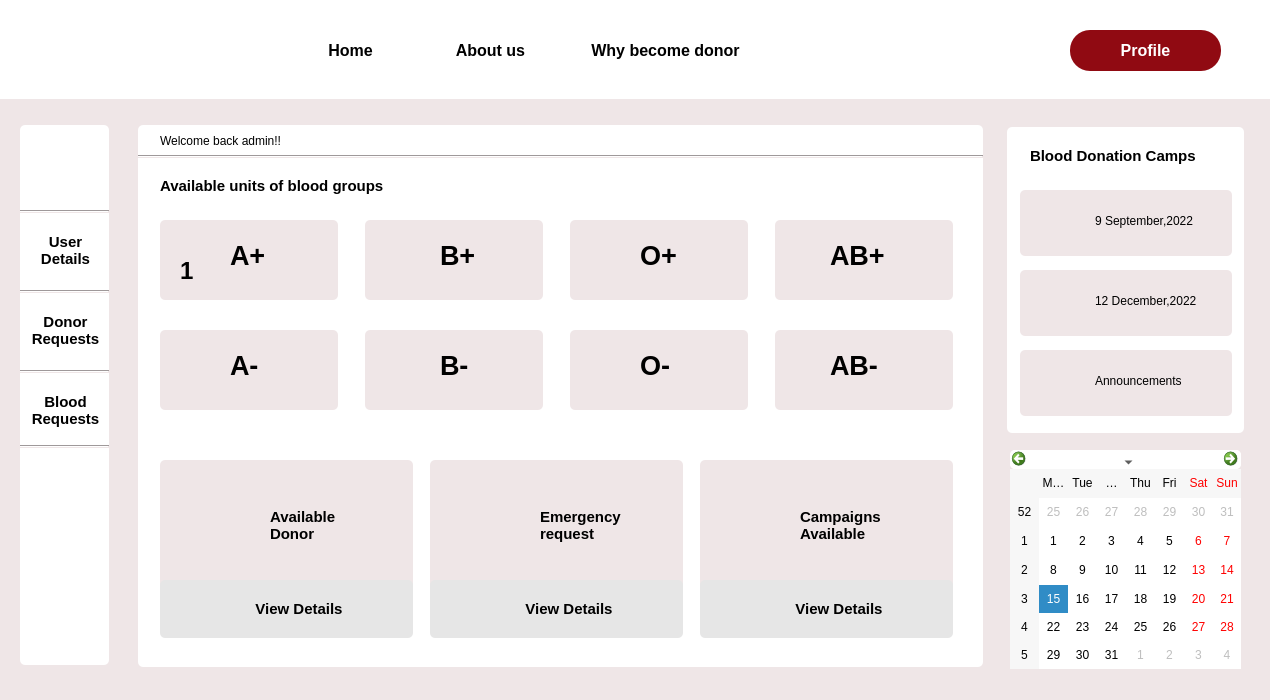
Qt form admin_dashboard.ui (Rista10/Final) before a commit.
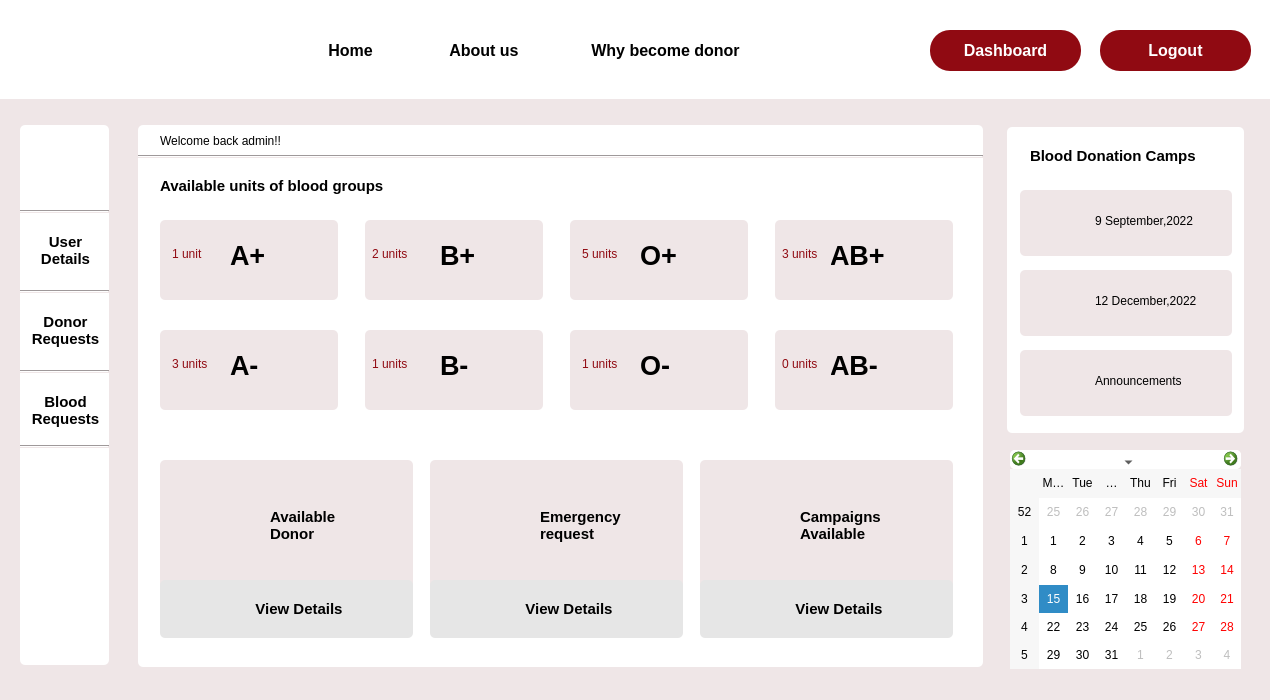
The same form after that commit. Icons and pictures are not drawn.

Patch:
```diff
--- a/admin_dashboard.ui
+++ b/admin_dashboard.ui
@@ -32,7 +32,7 @@
     </font>
    </property>
    <property name="cursor">
-    <cursorShape>PointingHandCursor</cursorShape>
+    <cursorShape>ArrowCursor</cursorShape>
    </property>
    <property name="styleSheet">
     <string notr="true"/>
@@ -51,7 +51,7 @@
     </rect>
    </property>
    <property name="cursor">
-    <cursorShape>PointingHandCursor</cursorShape>
+    <cursorShape>ArrowCursor</cursorShape>
    </property>
    <property name="styleSheet">
     <string notr="true">border-color: rgb(0, 0, 0);
@@ -71,7 +71,7 @@
     </rect>
    </property>
    <property name="cursor">
-    <cursorShape>PointingHandCursor</cursorShape>
+    <cursorShape>ArrowCursor</cursorShape>
    </property>
    <property name="styleSheet">
     <string notr="true">background-image: url(:/img/Images/blood_drop.png);</string>
@@ -90,7 +90,7 @@
     </rect>
    </property>
    <property name="cursor">
-    <cursorShape>PointingHandCursor</cursorShape>
+    <cursorShape>ArrowCursor</cursorShape>
    </property>
    <property name="styleSheet">
     <string notr="true">background-image: url(:/img/Images/blood_drop.png);</string>
@@ -115,7 +115,7 @@
     </font>
    </property>
    <property name="cursor">
-    <cursorShape>PointingHandCursor</cursorShape>
+    <cursorShape>ArrowCursor</cursorShape>
    </property>
    <property name="styleSheet">
     <string notr="true"/>
@@ -163,7 +163,7 @@
     </rect>
    </property>
    <property name="cursor">
-    <cursorShape>PointingHandCursor</cursorShape>
+    <cursorShape>ArrowCursor</cursorShape>
    </property>
    <property name="styleSheet">
     <string notr="true">border-color: rgb(0, 0, 0);
@@ -189,7 +189,7 @@
     </font>
    </property>
    <property name="cursor">
-    <cursorShape>PointingHandCursor</cursorShape>
+    <cursorShape>ArrowCursor</cursorShape>
    </property>
    <property name="styleSheet">
     <string notr="true"/>
@@ -250,7 +250,7 @@
     </rect>
    </property>
    <property name="cursor">
-    <cursorShape>PointingHandCursor</cursorShape>
+    <cursorShape>ArrowCursor</cursorShape>
    </property>
    <property name="styleSheet">
     <string notr="true">border-color: rgb(0, 0, 0);
@@ -263,7 +263,7 @@
   <widget class="QPushButton" name="login">
    <property name="geometry">
     <rect>
-     <x>1070</x>
+     <x>930</x>
      <y>30</y>
      <width>151</width>
      <height>41</height>
@@ -293,7 +293,7 @@
 }</string>
    </property>
    <property name="text">
-    <string>Profile</string>
+    <string>Dashboard</string>
    </property>
   </widget>
   <widget class="QLabel" name="label_8">
@@ -306,7 +306,7 @@
     </rect>
    </property>
    <property name="cursor">
-    <cursorShape>PointingHandCursor</cursorShape>
+    <cursorShape>ArrowCursor</cursorShape>
    </property>
    <property name="styleSheet">
     <string notr="true">border-color: rgb(0, 0, 0);
@@ -363,7 +363,7 @@
     </rect>
    </property>
    <property name="cursor">
-    <cursorShape>PointingHandCursor</cursorShape>
+    <cursorShape>ArrowCursor</cursorShape>
    </property>
    <property name="styleSheet">
     <string notr="true">background-image: url(:/img/Images/blood_drop.png);</string>
@@ -400,7 +400,7 @@
     <rect>
      <x>420</x>
      <y>30</y>
-     <width>141</width>
+     <width>128</width>
      <height>41</height>
     </rect>
    </property>
@@ -487,7 +487,7 @@
     </font>
    </property>
    <property name="cursor">
-    <cursorShape>PointingHandCursor</cursorShape>
+    <cursorShape>ArrowCursor</cursorShape>
    </property>
    <property name="styleSheet">
     <string notr="true"/>
@@ -506,7 +506,7 @@
     </rect>
    </property>
    <property name="cursor">
-    <cursorShape>PointingHandCursor</cursorShape>
+    <cursorShape>ArrowCursor</cursorShape>
    </property>
    <property name="styleSheet">
     <string notr="true">background-image: url(:/img/Images/blood_drop.png);</string>
@@ -525,7 +525,7 @@
     </rect>
    </property>
    <property name="cursor">
-    <cursorShape>PointingHandCursor</cursorShape>
+    <cursorShape>ArrowCursor</cursorShape>
    </property>
    <property name="styleSheet">
     <string notr="true">background-image: url(:/img/Images/blood_drop.png);</string>
@@ -550,7 +550,7 @@
     </font>
    </property>
    <property name="cursor">
-    <cursorShape>PointingHandCursor</cursorShape>
+    <cursorShape>ArrowCursor</cursorShape>
    </property>
    <property name="styleSheet">
     <string notr="true"/>
@@ -605,7 +605,7 @@
     </rect>
    </property>
    <property name="cursor">
-    <cursorShape>PointingHandCursor</cursorShape>
+    <cursorShape>ArrowCursor</cursorShape>
    </property>
    <property name="styleSheet">
     <string notr="true">border-color: rgb(0, 0, 0);
@@ -647,7 +647,7 @@
     </rect>
    </property>
    <property name="cursor">
-    <cursorShape>PointingHandCursor</cursorShape>
+    <cursorShape>ArrowCursor</cursorShape>
    </property>
    <property name="styleSheet">
     <string notr="true">border-radius:5px;</string>
@@ -702,7 +702,7 @@
     </rect>
    </property>
    <property name="cursor">
-    <cursorShape>PointingHandCursor</cursorShape>
+    <cursorShape>ArrowCursor</cursorShape>
    </property>
    <property name="styleSheet">
     <string notr="true">background-image: url(:/img/Images/blood_drop.png);</string>
@@ -813,7 +813,7 @@
     </font>
    </property>
    <property name="cursor">
-    <cursorShape>PointingHandCursor</cursorShape>
+    <cursorShape>ArrowCursor</cursorShape>
    </property>
    <property name="styleSheet">
     <string notr="true"/>
@@ -832,7 +832,7 @@
     </rect>
    </property>
    <property name="cursor">
-    <cursorShape>PointingHandCursor</cursorShape>
+    <cursorShape>ArrowCursor</cursorShape>
    </property>
    <property name="styleSheet">
     <string notr="true">border-radius:5px;</string>
@@ -851,7 +851,7 @@
     </rect>
    </property>
    <property name="cursor">
-    <cursorShape>PointingHandCursor</cursorShape>
+    <cursorShape>ArrowCursor</cursorShape>
    </property>
    <property name="styleSheet">
     <string notr="true">border-radius:5px;</string>
@@ -1051,7 +1051,7 @@
     </font>
    </property>
    <property name="cursor">
-    <cursorShape>PointingHandCursor</cursorShape>
+    <cursorShape>ArrowCursor</cursorShape>
    </property>
    <property name="styleSheet">
     <string notr="true"/>
@@ -1092,7 +1092,7 @@
     </font>
    </property>
    <property name="cursor">
-    <cursorShape>PointingHandCursor</cursorShape>
+    <cursorShape>ArrowCursor</cursorShape>
    </property>
    <property name="styleSheet">
     <string notr="true"/>
@@ -1133,7 +1133,7 @@
     </rect>
    </property>
    <property name="cursor">
-    <cursorShape>PointingHandCursor</cursorShape>
+    <cursorShape>ArrowCursor</cursorShape>
    </property>
    <property name="styleSheet">
     <string notr="true">border-color: rgb(0, 0, 0);
@@ -1153,7 +1153,7 @@
     </rect>
    </property>
    <property name="cursor">
-    <cursorShape>PointingHandCursor</cursorShape>
+    <cursorShape>ArrowCursor</cursorShape>
    </property>
    <property name="styleSheet">
     <string notr="true">background-image: url(:/img/Images/blood_drop.png);</string>
@@ -1303,7 +1303,7 @@
     </rect>
    </property>
    <property name="cursor">
-    <cursorShape>PointingHandCursor</cursorShape>
+    <cursorShape>ArrowCursor</cursorShape>
    </property>
    <property name="styleSheet">
     <string notr="true">background-image: url(:/img/Images/blood_drop.png);</string>
@@ -1366,26 +1366,6 @@
     <string/>
    </property>
   </widget>
-  <widget class="QLabel" name="a_positive">
-   <property name="geometry">
-    <rect>
-     <x>180</x>
-     <y>255</y>
-     <width>21</width>
-     <height>31</height>
-    </rect>
-   </property>
-   <property name="font">
-    <font>
-     <family>Segoe UI</family>
-     <pointsize>18</pointsize>
-     <bold>true</bold>
-    </font>
-   </property>
-   <property name="text">
-    <string>1</string>
-   </property>
-  </widget>
   <widget class="QPushButton" name="pushButton">
    <property name="geometry">
     <rect>
@@ -1401,6 +1381,9 @@
      <bold>true</bold>
     </font>
    </property>
+   <property name="cursor">
+    <cursorShape>PointingHandCursor</cursorShape>
+   </property>
    <property name="styleSheet">
     <string notr="true">#pushButton{border-radius:5px;
 background-color: #E6E6E6;}
@@ -1459,6 +1442,9 @@
      <bold>true</bold>
     </font>
    </property>
+   <property name="cursor">
+    <cursorShape>PointingHandCursor</cursorShape>
+   </property>
    <property name="styleSheet">
     <string notr="true">#pushButton_3{border-radius:5px;
 background-color: #E6E6E6;}
@@ -1486,6 +1472,178 @@
     <enum>Qt::Horizontal</enum>
    </property>
   </widget>
+  <widget class="QPushButton" name="login_2">
+   <property name="geometry">
+    <rect>
+     <x>1100</x>
+     <y>30</y>
+     <width>151</width>
+     <height>41</height>
+    </rect>
+   </property>
+   <property name="font">
+    <font>
+     <pointsize>12</pointsize>
+     <bold>true</bold>
+    </font>
+   </property>
+   <property name="cursor">
+    <cursorShape>PointingHandCursor</cursorShape>
+   </property>
+   <property name="styleSheet">
+    <string notr="true">#login_2
+{
+ background-color:rgb(144, 10, 18);
+border-radius:20px;
+	color: rgb(255, 255, 255);
+}
+
+#login_2::hover
+{
+background-color:white;
+	color: rgb(144, 10, 18);
+}</string>
+   </property>
+   <property name="text">
+    <string>Logout</string>
+   </property>
+  </widget>
+  <widget class="QLineEdit" name="lineEdit">
+   <property name="geometry">
+    <rect>
+     <x>170</x>
+     <y>240</y>
+     <width>51</width>
+     <height>28</height>
+    </rect>
+   </property>
+   <property name="styleSheet">
+    <string notr="true">border-radius:0px;
+color: rgb(144, 10, 18);</string>
+   </property>
+   <property name="text">
+    <string>1 unit</string>
+   </property>
+  </widget>
+  <widget class="QLineEdit" name="lineEdit_2">
+   <property name="geometry">
+    <rect>
+     <x>370</x>
+     <y>240</y>
+     <width>51</width>
+     <height>28</height>
+    </rect>
+   </property>
+   <property name="styleSheet">
+    <string notr="true">border-radius:0px;
+color: rgb(144, 10, 18);</string>
+   </property>
+   <property name="text">
+    <string>2 units</string>
+   </property>
+  </widget>
+  <widget class="QLineEdit" name="lineEdit_3">
+   <property name="geometry">
+    <rect>
+     <x>580</x>
+     <y>240</y>
+     <width>51</width>
+     <height>28</height>
+    </rect>
+   </property>
+   <property name="styleSheet">
+    <string notr="true">border-radius:0px;
+color: rgb(144, 10, 18);</string>
+   </property>
+   <property name="text">
+    <string>5 units</string>
+   </property>
+  </widget>
+  <widget class="QLineEdit" name="lineEdit_4">
+   <property name="geometry">
+    <rect>
+     <x>780</x>
+     <y>240</y>
+     <width>51</width>
+     <height>28</height>
+    </rect>
+   </property>
+   <property name="styleSheet">
+    <string notr="true">border-radius:0px;
+color: rgb(144, 10, 18);</string>
+   </property>
+   <property name="text">
+    <string>3 units</string>
+   </property>
+  </widget>
+  <widget class="QLineEdit" name="lineEdit_5">
+   <property name="geometry">
+    <rect>
+     <x>170</x>
+     <y>350</y>
+     <width>51</width>
+     <height>28</height>
+    </rect>
+   </property>
+   <property name="styleSheet">
+    <string notr="true">border-radius:0px;
+color: rgb(144, 10, 18);</string>
+   </property>
+   <property name="text">
+    <string>3 units</string>
+   </property>
+  </widget>
+  <widget class="QLineEdit" name="lineEdit_6">
+   <property name="geometry">
+    <rect>
+     <x>370</x>
+     <y>350</y>
+     <width>51</width>
+     <height>28</height>
+    </rect>
+   </property>
+   <property name="styleSheet">
+    <string notr="true">border-radius:0px;
+color: rgb(144, 10, 18);</string>
+   </property>
+   <property name="text">
+    <string>1 units</string>
+   </property>
+  </widget>
+  <widget class="QLineEdit" name="lineEdit_7">
+   <property name="geometry">
+    <rect>
+     <x>580</x>
+     <y>350</y>
+     <width>51</width>
+     <height>28</height>
+    </rect>
+   </property>
+   <property name="styleSheet">
+    <string notr="true">border-radius:0px;
+color: rgb(144, 10, 18);</string>
+   </property>
+   <property name="text">
+    <string>1 units</string>
+   </property>
+  </widget>
+  <widget class="QLineEdit" name="lineEdit_8">
+   <property name="geometry">
+    <rect>
+     <x>780</x>
+     <y>350</y>
+     <width>51</width>
+     <height>28</height>
+    </rect>
+   </property>
+   <property name="styleSheet">
+    <string notr="true">border-radius:0px;
+color: rgb(144, 10, 18);</string>
+   </property>
+   <property name="text">
+    <string>0 units</string>
+   </property>
+  </widget>
   <zorder>label_3</zorder>
   <zorder>label_4</zorder>
   <zorder>label_13</zorder>
@@ -1549,11 +1707,19 @@
   <zorder>label_31</zorder>
   <zorder>label_28</zorder>
   <zorder>label_51</zorder>
-  <zorder>a_positive</zorder>
   <zorder>pushButton</zorder>
   <zorder>pushButton_2</zorder>
   <zorder>pushButton_3</zorder>
   <zorder>line_5</zorder>
+  <zorder>login_2</zorder>
+  <zorder>lineEdit</zorder>
+  <zorder>lineEdit_2</zorder>
+  <zorder>lineEdit_3</zorder>
+  <zorder>lineEdit_4</zorder>
+  <zorder>lineEdit_5</zorder>
+  <zorder>lineEdit_6</zorder>
+  <zorder>lineEdit_7</zorder>
+  <zorder>lineEdit_8</zorder>
  </widget>
  <resources/>
  <connections/>
```
